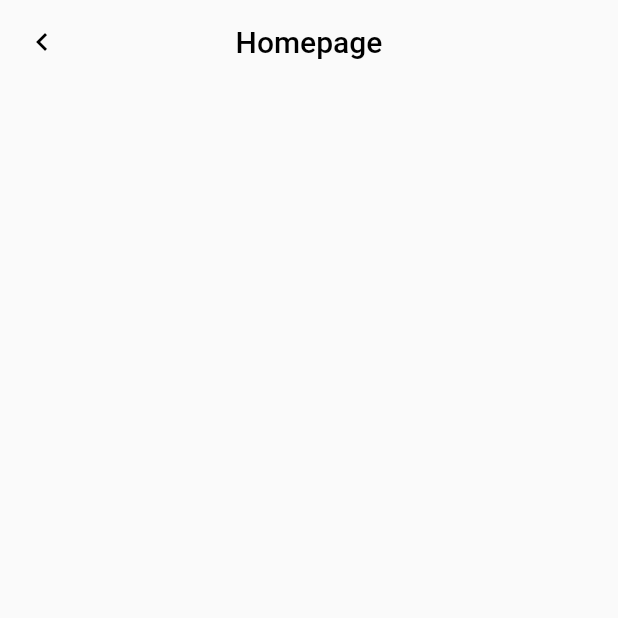
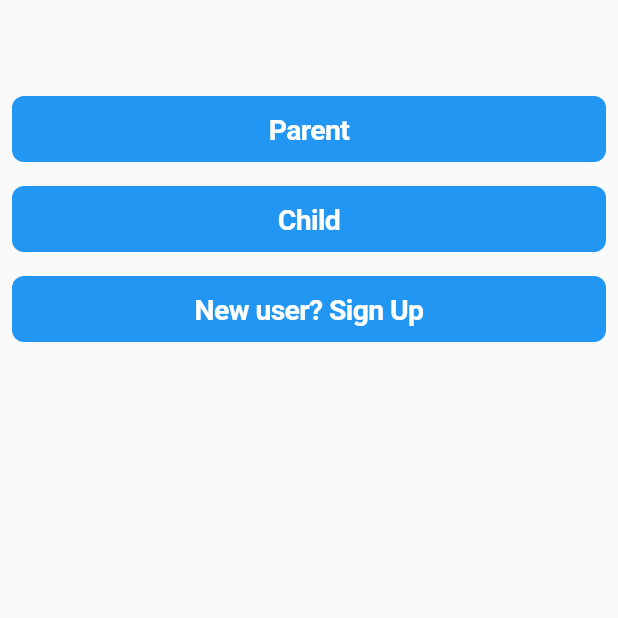
Before and after one commit to dipinarora9/zeta-hackathon, a Flutter app: the screen it shows after launch, on a phone screen of 412 x 824 dp, the top half of it. Run offline on Flutter 3.47's test engine with Material 2 defaults, Android fonts, the phone set to English and light mode, and no system bars; our stand-ins replace firebase_core, fluttertoast, get_it; accounts and stored records are empty.

Commit message:
added controllers for screens

```diff
--- a/lib/controllers/children_controller.dart
+++ b/lib/controllers/children_controller.dart
@@ -0,0 +1,7 @@
+import 'package:zeta_hackathon/models/user/child.dart';
+
+class ChildrenController {
+  final Child child;
+
+  ChildrenController(this.child);
+}
--- a/lib/controllers/transaction_controller.dart
+++ b/lib/controllers/transaction_controller.dart
@@ -0,0 +1 @@
+class TransactionController {}
--- a/lib/main.dart
+++ b/lib/main.dart
@@ -1,6 +1,7 @@
 import 'package:firebase_core/firebase_core.dart';
 import 'package:flutter/material.dart';
-import 'package:zeta_hackathon/screens/homepage.dart';
+
+import 'screens/initial_screen.dart';
 
 void main() async {
   WidgetsFlutterBinding.ensureInitialized();
@@ -17,7 +18,7 @@ class MyApp extends StatelessWidget {
         primarySwatch: Colors.orange,
       ),
       debugShowCheckedModeBanner: false,
-      home: HomepageScreen(),
+      home: InitialScreen(),
     );
   }
 }
--- /dev/null
+++ b/lib/screens/authentication/parent_login.dart
@@ -0,0 +1,35 @@
+import 'package:flutter/material.dart';
+import 'package:zeta_hackathon/widgets/custom_button.dart';
+import 'package:zeta_hackathon/widgets/custom_scaffold.dart';
+
+class ParentLogin extends StatelessWidget {
+  const ParentLogin({Key? key}) : super(key: key);
+
+  @override
+  Widget build(BuildContext context) {
+    return CustomScaffold(
+      title: 'Parent Login',
+      body: Center(
+        child: Column(
+          children: [
+            Padding(
+              padding: const EdgeInsets.all(8.0),
+              child: TextField(
+                decoration: InputDecoration(labelText: 'Email'),
+              ),
+            ),
+            Padding(
+              padding: const EdgeInsets.all(8.0),
+              child: TextField(
+                obscureText: true,
+                decoration: InputDecoration(labelText: 'Password'),
+              ),
+            ),
+            CustomButton(onPressed: () {}, text: 'Login'),
+            CustomButton(onPressed: () {}, text: 'Sign Up'),
+          ],
+        ),
+      ),
+    );
+  }
+}
--- a/lib/screens/initial_screen.dart
+++ b/lib/screens/initial_screen.dart
@@ -0,0 +1,53 @@
+import 'package:flutter/material.dart';
+import 'package:zeta_hackathon/screens/authentication/child_login.dart';
+import 'package:zeta_hackathon/screens/authentication/parent_login.dart';
+import 'package:zeta_hackathon/widgets/custom_button.dart';
+import 'package:zeta_hackathon/widgets/custom_scaffold.dart';
+
+class InitialScreen extends StatelessWidget {
+  const InitialScreen({Key? key}) : super(key: key);
+
+  @override
+  Widget build(BuildContext context) {
+    return CustomScaffold(
+      title: '',
+      showBackButton: false,
+      body: Center(
+        child: Column(
+          children: [
+            CustomButton(
+              onPressed: () {
+                Navigator.of(context).push(
+                  MaterialPageRoute(
+                    builder: (_) => ParentLogin(),
+                  ),
+                );
+              },
+              text: 'Parent',
+            ),
+            CustomButton(
+              onPressed: () {
+                Navigator.of(context).push(
+                  MaterialPageRoute(
+                    builder: (_) => ChildLogin(),
+                  ),
+                );
+              },
+              text: 'Child',
+            ),
+            CustomButton(
+              onPressed: () {
+                Navigator.of(context).push(
+                  MaterialPageRoute(
+                    builder: (_) => ParentLogin(),
+                  ),
+                );
+              },
+              text: 'New user? Sign Up',
+            ),
+          ],
+        ),
+      ),
+    );
+  }
+}
--- /dev/null
+++ b/lib/widgets/custom_button.dart
@@ -0,0 +1,73 @@
+import 'package:flutter/cupertino.dart';
+import 'package:flutter/material.dart';
+
+class CustomButton extends StatelessWidget {
+  const CustomButton({
+    Key? key,
+    required this.onPressed,
+    required this.text,
+    this.bgColor = Colors.blue,
+    this.textColor = Colors.white,
+    this.loading = false,
+    this.height = 44,
+    this.borderRadius = const BorderRadius.all(Radius.circular(8.0)),
+    this.fontSize,
+  });
+
+  final VoidCallback onPressed;
+  final String text;
+  final double height;
+  final Color bgColor;
+  final Color? textColor;
+  final bool loading;
+  final BorderRadius borderRadius;
+  final double? fontSize;
+
+  @override
+  Widget build(BuildContext context) {
+    final double fontSize1 = fontSize != null ? fontSize! : height * 0.43;
+    final textWidget = Text(
+      text,
+      textAlign: TextAlign.center,
+      style: TextStyle(
+        fontSize: fontSize1,
+        color: textColor,
+        letterSpacing: fontSize == null ? -0.41 : null,
+        fontWeight: FontWeight.w600,
+      ),
+    );
+
+    var children = [
+      Flexible(
+        child: textWidget,
+      ),
+    ];
+
+    return loading
+        ? CircularProgressIndicator()
+        : Padding(
+            padding: const EdgeInsets.all(8.0),
+            child: Container(
+              height: height,
+              child: SizedBox.expand(
+                child: CupertinoButton(
+                  borderRadius: borderRadius,
+                  padding: EdgeInsets.zero,
+                  color: bgColor,
+                  child: Container(
+                    padding: EdgeInsets.symmetric(
+                      horizontal: fontSize == null ? 16.0 : 5.0,
+                    ),
+                    height: height,
+                    child: Row(
+                      children: children,
+                      mainAxisAlignment: MainAxisAlignment.center,
+                    ),
+                  ),
+                  onPressed: onPressed,
+                ),
+              ),
+            ),
+          );
+  }
+}
--- a/lib/widgets/custom_scaffold.dart
+++ b/lib/widgets/custom_scaffold.dart
@@ -4,9 +4,14 @@ class CustomScaffold extends StatelessWidget {
   final Widget body;
   final String title;
   final List<Widget>? actions;
+  final bool showBackButton;
 
   const CustomScaffold(
-      {Key? key, required this.title, required this.body, this.actions})
+      {Key? key,
+      required this.title,
+      required this.body,
+      this.actions,
+      this.showBackButton = true})
       : super(key: key);
 
   @override
@@ -14,11 +19,13 @@ class CustomScaffold extends StatelessWidget {
     return Scaffold(
       appBar: AppBar(
         actions: actions,
-        leading: IconButton(
-          color: Colors.black,
-          icon: Icon(Icons.chevron_left),
-          onPressed: () => Navigator.of(context).pop(),
-        ),
+        leading: showBackButton
+            ? IconButton(
+                color: Colors.black,
+                icon: Icon(Icons.chevron_left),
+                onPressed: () => Navigator.of(context).pop(),
+              )
+            : null,
         title: Text(
           title,
           style: TextStyle(color: Colors.black),
--- a/pubspec.yaml
+++ b/pubspec.yaml
@@ -19,6 +19,7 @@ dependencies:
   provider: ^5.0.0
   get_it: ^7.2.0
   qr_flutter: ^4.0.0
+  flutter_barcode_scanner: ^2.0.0
 
 dev_dependencies:
   flutter_test:
```
Also changed, not shown: lib/controllers/homepage/child_homepage_controller.dart (added, +10 -0 lines), lib/controllers/homepage/parent_homepage_controller.dart (added, +10 -0 lines), lib/controllers/pocket_money_plan_controller.dart (added, +9 -0 lines), lib/screens/authentication/child_login.dart (added, +27 -0 lines), lib/services/authentication_service.dart (+10 -0 lines), lib/services/database_service.dart (+11 -0 lines), lib/widgets/custom_textfield.dart (added, +16 -0 lines), lib/widgets/qr_widget.dart (+11 -0 lines), lib/screens/authentication/signup.dart (added), pubspec.lock.
